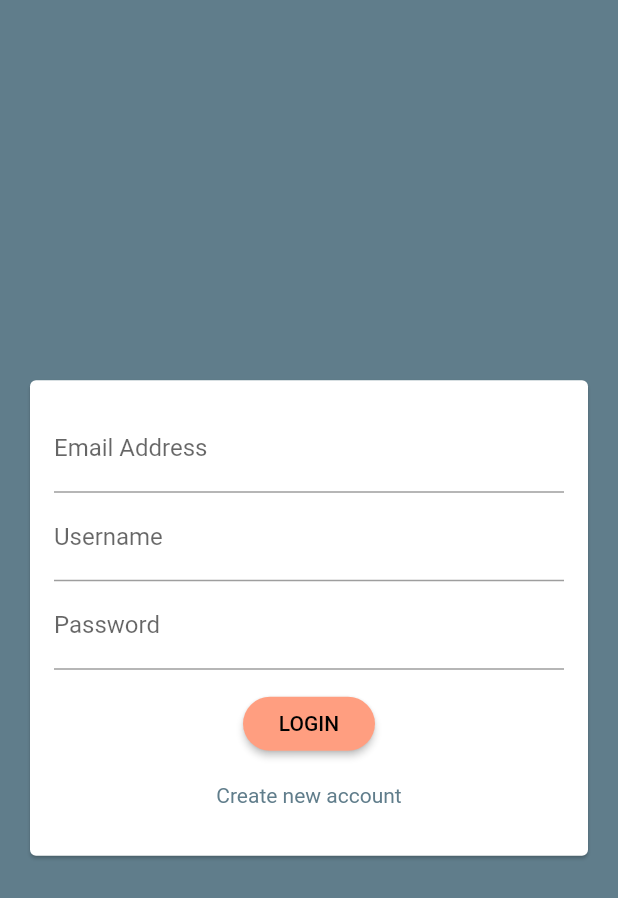
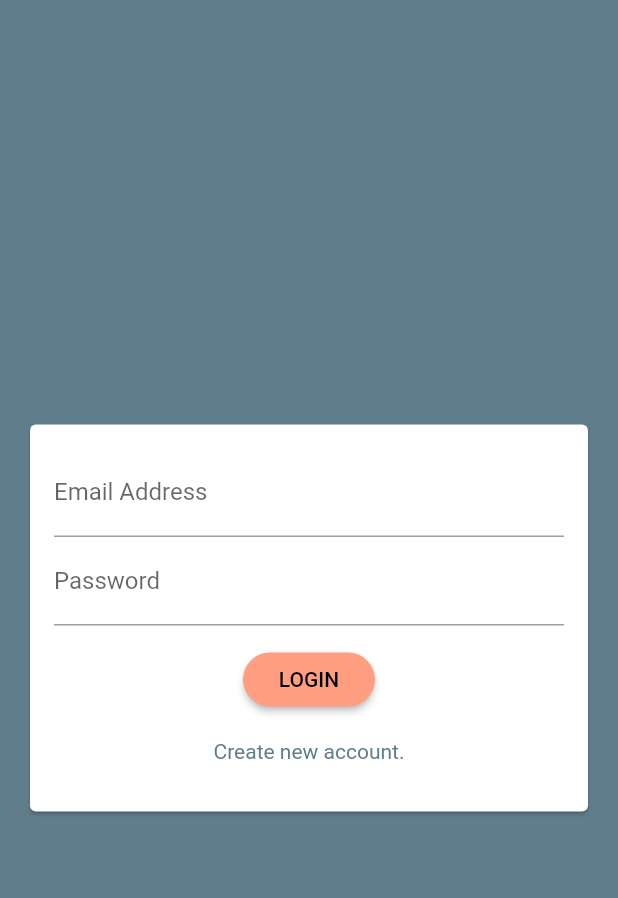
Before and after one commit to EleaFederio/chat_app, a Flutter app: the screen it shows after launch, on a phone screen of 412 x 824 dp. Shown: the top 898 px of the screen. Run offline on Flutter 3.47's test engine with Material 2 defaults, Android fonts, the phone set to English and light mode, and no system bars; our stand-ins replace cloud_firestore, firebase_core; accounts and stored records are empty.

Commit message:
switch between login in register screen

```diff
--- a/lib/widgets/auth_form.dart
+++ b/lib/widgets/auth_form.dart
@@ -9,6 +9,7 @@ class AuthForm extends StatefulWidget {
 
 class _AuthFormState extends State<AuthForm> {
   final _formKey = GlobalKey<FormState>();
+  var _isLogin = true;
   String _userEmail = '';
   String _userName = '';
   String _userPassword = '';
@@ -39,6 +40,7 @@ class _AuthFormState extends State<AuthForm> {
                 mainAxisSize: MainAxisSize.min,
                 children: <Widget>[
                   TextFormField(
+                    key: ValueKey('email'),
                     validator: (value){
                       if(value.isEmpty || !value.contains('@')){
                         return 'Please return a valid email';
@@ -55,7 +57,9 @@ class _AuthFormState extends State<AuthForm> {
                       _userEmail = value;
                     },
                   ),
+                  if(!_isLogin)
                   TextFormField(
+                    key: ValueKey('username'),
                     validator: (value){
                       if(value.isEmpty){
                         return 'Username require.';
@@ -72,6 +76,7 @@ class _AuthFormState extends State<AuthForm> {
                     },
                   ),
                   TextFormField(
+                    key: ValueKey('password'),
                     validator: (value){
                       if(value.isEmpty || value.length < 8){
                         return 'Password must be at least 7 characters.';
@@ -95,7 +100,7 @@ class _AuthFormState extends State<AuthForm> {
                     // style: ElevatedButton.styleFrom(
                     //
                     // ),
-                    child: Text('LOGIN'),
+                    child: _isLogin ? Text('LOGIN') : Text('REGISTER'),
                     onPressed: _trySubmit,
                   ),
                   TextButton(
@@ -104,9 +109,12 @@ class _AuthFormState extends State<AuthForm> {
                         color: Theme.of(context).primaryColor
                       )
                     ),
-                    child: Text('Create new account'),
+                    child: _isLogin ? Text('Create new account.') :
+                    Text('I already have an account.'),
                     onPressed: (){
-
+                      setState(() {
+                        _isLogin = !_isLogin;
+                      });
                     },
                   ),
                 ],
```
